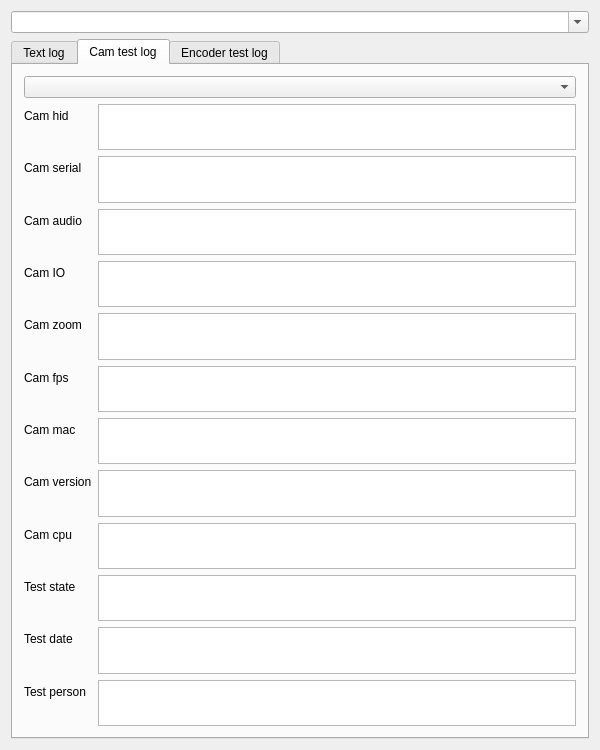
Before: the Qt Designer form mainwindow.ui in smbaykal/ornek2, drawn with Qt 5.
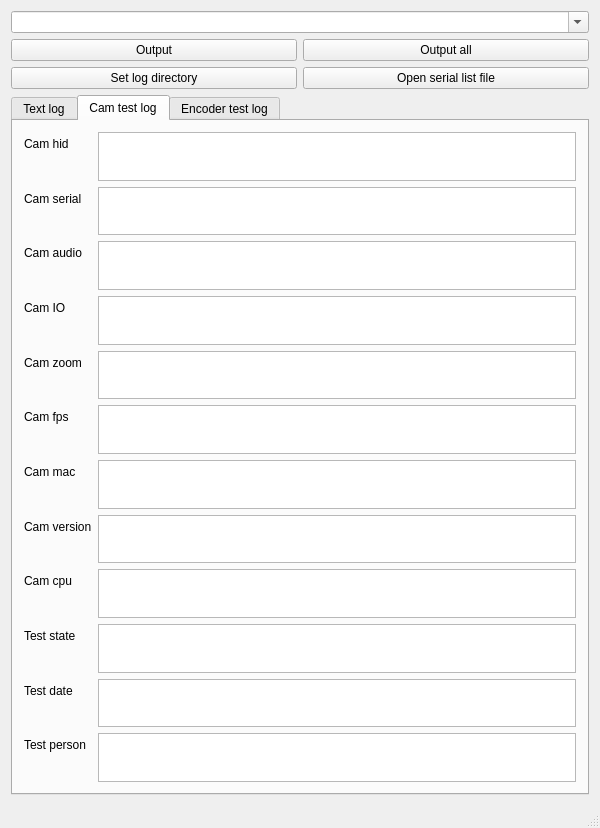
After: the same form once the commit is applied. The open tabs and pages were chosen to show the change.

Commit message: added bulk output

```diff
--- a/mainwindow.ui
+++ b/mainwindow.ui
@@ -43,6 +43,41 @@
       </property>
      </widget>
     </item>
+    <item>
+     <layout class="QGridLayout" name="gridLayout">
+      <property name="bottomMargin">
+       <number>0</number>
+      </property>
+      <item row="2" column="1">
+       <widget class="QPushButton" name="pushButtonOpenSerialListFile">
+        <property name="text">
+         <string>Open serial list file</string>
+        </property>
+       </widget>
+      </item>
+      <item row="1" column="1">
+       <widget class="QPushButton" name="pushButtonOutputAll">
+        <property name="text">
+         <string>Output all</string>
+        </property>
+       </widget>
+      </item>
+      <item row="1" column="0">
+       <widget class="QPushButton" name="pushButtonOutput">
+        <property name="text">
+         <string>Output</string>
+        </property>
+       </widget>
+      </item>
+      <item row="2" column="0">
+       <widget class="QPushButton" name="pushButtonSetLogDirectory">
+        <property name="text">
+         <string>Set log directory</string>
+        </property>
+       </widget>
+      </item>
+     </layout>
+    </item>
     <item>
      <widget class="QTabWidget" name="tabWidget">
       <property name="sizePolicy">
@@ -388,128 +423,125 @@
         <string>Cam test log</string>
        </attribute>
        <layout class="QFormLayout" name="formLayout_2">
-        <item row="1" column="1">
-         <widget class="QTextBrowser" name="textBrowserCamTestCamHid"/>
-        </item>
-        <item row="11" column="1">
-         <widget class="QTextBrowser" name="textBrowserCamTestTestDate"/>
-        </item>
-        <item row="12" column="1">
-         <widget class="QTextBrowser" name="textBrowserCamTestTestPerson"/>
-        </item>
-        <item row="10" column="1">
-         <widget class="QTextBrowser" name="textBrowserCamTestTestState"/>
-        </item>
-        <item row="9" column="1">
-         <widget class="QTextBrowser" name="textBrowserCamTestCamCpu"/>
-        </item>
-        <item row="8" column="1">
-         <widget class="QTextBrowser" name="textBrowserCamTestCamVersion"/>
-        </item>
-        <item row="7" column="1">
-         <widget class="QTextBrowser" name="textBrowserCamTestCamMac"/>
-        </item>
-        <item row="6" column="1">
-         <widget class="QTextBrowser" name="textBrowserCamTestCamFps"/>
-        </item>
-        <item row="5" column="1">
-         <widget class="QTextBrowser" name="textBrowserCamTestCamZoom"/>
-        </item>
-        <item row="4" column="1">
-         <widget class="QTextBrowser" name="textBrowserCamTestCamIo"/>
-        </item>
-        <item row="3" column="1">
-         <widget class="QTextBrowser" name="textBrowserCamTestCamAudio"/>
-        </item>
-        <item row="2" column="1">
-         <widget class="QTextBrowser" name="textBrowserCamTestCamSerial"/>
-        </item>
-        <item row="1" column="0">
+        <item row="0" column="0">
          <widget class="QLabel" name="labelCamTestCamHid">
           <property name="text">
            <string>Cam hid</string>
           </property>
          </widget>
         </item>
-        <item row="2" column="0">
+        <item row="0" column="1">
+         <widget class="QTextBrowser" name="textBrowserCamTestCamHid"/>
+        </item>
+        <item row="1" column="0">
          <widget class="QLabel" name="labelCamTestCamSerial">
           <property name="text">
            <string>Cam serial</string>
           </property>
          </widget>
         </item>
-        <item row="3" column="0">
+        <item row="1" column="1">
+         <widget class="QTextBrowser" name="textBrowserCamTestCamSerial"/>
+        </item>
+        <item row="2" column="0">
          <widget class="QLabel" name="labelCamTestCamAudio">
           <property name="text">
            <string>Cam audio</string>
           </property>
          </widget>
         </item>
-        <item row="4" column="0">
+        <item row="2" column="1">
+         <widget class="QTextBrowser" name="textBrowserCamTestCamAudio"/>
+        </item>
+        <item row="3" column="0">
          <widget class="QLabel" name="labelCamTestCamIo">
           <property name="text">
            <string>Cam IO</string>
           </property>
          </widget>
         </item>
-        <item row="5" column="0">
+        <item row="3" column="1">
+         <widget class="QTextBrowser" name="textBrowserCamTestCamIo"/>
+        </item>
+        <item row="4" column="0">
          <widget class="QLabel" name="labelCamTestCamZoom">
           <property name="text">
            <string>Cam zoom</string>
           </property>
          </widget>
         </item>
-        <item row="6" column="0">
+        <item row="4" column="1">
+         <widget class="QTextBrowser" name="textBrowserCamTestCamZoom"/>
+        </item>
+        <item row="5" column="0">
          <widget class="QLabel" name="labelCamTestCamFps">
           <property name="text">
            <string>Cam fps</string>
           </property>
          </widget>
         </item>
-        <item row="7" column="0">
+        <item row="5" column="1">
+         <widget class="QTextBrowser" name="textBrowserCamTestCamFps"/>
+        </item>
+        <item row="6" column="0">
          <widget class="QLabel" name="labelCamTestCamMac">
           <property name="text">
            <string>Cam mac</string>
           </property>
          </widget>
         </item>
-        <item row="8" column="0">
+        <item row="6" column="1">
+         <widget class="QTextBrowser" name="textBrowserCamTestCamMac"/>
+        </item>
+        <item row="7" column="0">
          <widget class="QLabel" name="labelCamTestCamVersion">
           <property name="text">
            <string>Cam version</string>
           </property>
          </widget>
         </item>
-        <item row="9" column="0">
+        <item row="7" column="1">
+         <widget class="QTextBrowser" name="textBrowserCamTestCamVersion"/>
+        </item>
+        <item row="8" column="0">
          <widget class="QLabel" name="labelCamTestCamCpu">
           <property name="text">
            <string>Cam cpu</string>
           </property>
          </widget>
         </item>
-        <item row="10" column="0">
+        <item row="8" column="1">
+         <widget class="QTextBrowser" name="textBrowserCamTestCamCpu"/>
+        </item>
+        <item row="9" column="0">
          <widget class="QLabel" name="labelCamTestTestState">
           <property name="text">
            <string>Test state</string>
           </property>
          </widget>
         </item>
-        <item row="11" column="0">
+        <item row="9" column="1">
+         <widget class="QTextBrowser" name="textBrowserCamTestTestState"/>
+        </item>
+        <item row="10" column="0">
          <widget class="QLabel" name="labelCamTestTestDate">
           <property name="text">
            <string>Test date</string>
           </property>
          </widget>
         </item>
-        <item row="12" column="0">
+        <item row="10" column="1">
+         <widget class="QTextBrowser" name="textBrowserCamTestTestDate"/>
+        </item>
+        <item row="11" column="0">
          <widget class="QLabel" name="labelCamTestTestPerson">
           <property name="text">
            <string>Test person</string>
           </property>
          </widget>
         </item>
-        <item row="0" column="0" colspan="2">
-         <widget class="QComboBox" name="comboBoxCamTestDate"/>
+        <item row="11" column="1">
+         <widget class="QTextBrowser" name="textBrowserCamTestTestPerson"/>
         </item>
        </layout>
       </widget>
@@ -593,6 +625,7 @@
     </item>
    </layout>
   </widget>
+  <widget class="QStatusBar" name="statusBar"/>
  </widget>
  <layoutdefault spacing="6" margin="11"/>
  <resources/>
```
Left out of the diff: 51 changed lines with no effect on the pictures. The commit also changes 7 other files.
